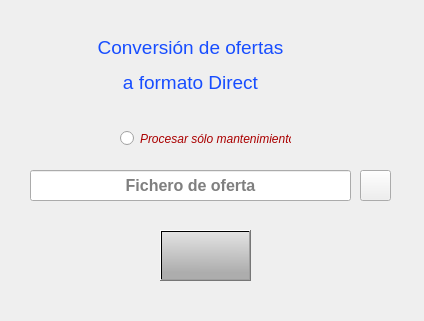
First picture: the form in offer_screen.ui, repository fidelcobo/Nuevas_Ofertas_Excel, before the edit.
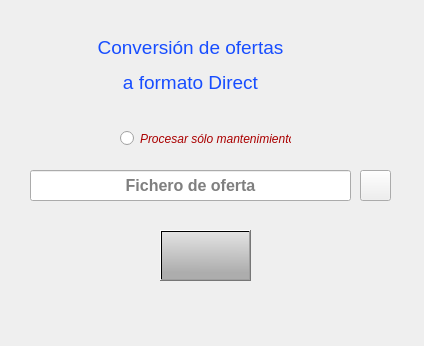
Second picture: the form after the edit. Icons and pictures are not drawn.

Commit message: - Añadimos un rótulo con la versión en la pantalla de aplicación - Cambio el nombre de la variable direct por file_offer. Más descriptiva

```diff
--- a/offer_screen.ui
+++ b/offer_screen.ui
@@ -7,7 +7,7 @@
     <x>0</x>
     <y>0</y>
     <width>424</width>
-    <height>321</height>
+    <height>346</height>
    </rect>
   </property>
   <property name="windowTitle">
@@ -189,6 +189,27 @@
     <string>Procesar sólo mantenimientos</string>
    </property>
   </widget>
+  <widget class="QLabel" name="version">
+   <property name="geometry">
+    <rect>
+     <x>290</x>
+     <y>305</y>
+     <width>111</width>
+     <height>21</height>
+    </rect>
+   </property>
+   <property name="font">
+    <font>
+     <italic>true</italic>
+    </font>
+   </property>
+   <property name="styleSheet">
+    <string notr="true">color:rgb(0, 85, 255)</string>
+   </property>
+   <property name="text">
+    <string/>
+   </property>
+  </widget>
  </widget>
  <resources>
   <include location="iconos/icons.qrc"/>
```
The commit also changes 4 other files.
